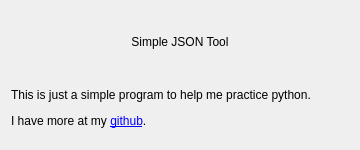
BrianHammond/Simple_JSON_Tool, file about.ui: the form before one commit.
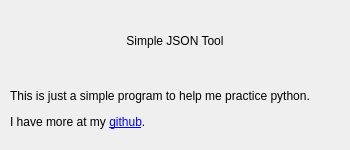
The form after the commit. Icons and pictures are not drawn.

Commit message: changed about to qdialog

Diff of the .ui file:
```diff
--- a/about.ui
+++ b/about.ui
@@ -1,30 +1,24 @@
 <?xml version="1.0" encoding="UTF-8"?>
 <ui version="4.0">
- <class>Form</class>
- <widget class="QWidget" name="Form">
+ <class>Dialog</class>
+ <widget class="QDialog" name="Dialog">
   <property name="geometry">
    <rect>
     <x>0</x>
     <y>0</y>
-    <width>360</width>
+    <width>350</width>
     <height>150</height>
    </rect>
   </property>
-  <property name="sizePolicy">
-   <sizepolicy hsizetype="Fixed" vsizetype="Fixed">
-    <horstretch>0</horstretch>
-    <verstretch>0</verstretch>
-   </sizepolicy>
-  </property>
   <property name="minimumSize">
    <size>
-    <width>360</width>
+    <width>350</width>
     <height>150</height>
    </size>
   </property>
   <property name="maximumSize">
    <size>
-    <width>360</width>
+    <width>350</width>
     <height>150</height>
    </size>
   </property>
@@ -36,6 +30,18 @@
     <normaloff>icon/ms_icon.jpg</normaloff>icon/ms_icon.jpg</iconset>
   </property>
   <layout class="QVBoxLayout" name="verticalLayout">
+   <property name="leftMargin">
+    <number>10</number>
+   </property>
+   <property name="topMargin">
+    <number>10</number>
+   </property>
+   <property name="rightMargin">
+    <number>10</number>
+   </property>
+   <property name="bottomMargin">
+    <number>10</number>
+   </property>
    <item>
     <widget class="QLabel" name="label">
      <property name="sizePolicy">
```
Left out of the diff: 2 changed lines with no effect on the pictures. The commit also changes 2 other files.
